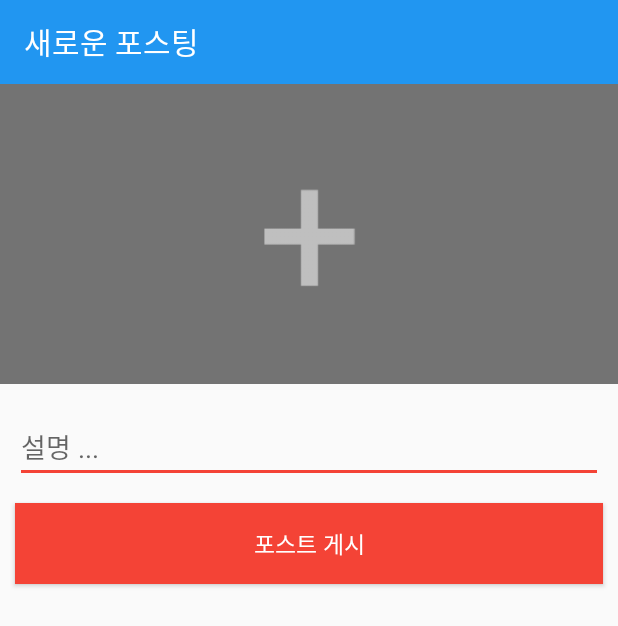
After one commit to Taein0910/photoBlog, an Android app: the NewPostActivity screen opened directly, with no data from a screen before it, on a phone screen of 412 x 824 dp. The commit adds this screen. Shown: the top 626 px of the screen. Run offline under Robolectric (Android 15) with nearby library versions, the phone set to English and light mode, and no system bars.

Commit message:
part8End_ImageUploadErrorNeedFix

```diff
--- /dev/null
+++ b/app/src/main/java/com/icecream/photoblog/NewPostActivity.java
@@ -0,0 +1,21 @@
+package com.icecream.photoblog;
+
+import androidx.appcompat.app.AppCompatActivity;
+import androidx.appcompat.widget.Toolbar;
+
+import android.os.Bundle;
+
+public class NewPostActivity extends AppCompatActivity {
+
+    private Toolbar newPostToolbar;
+
+    @Override
+    protected void onCreate(Bundle savedInstanceState) {
+        super.onCreate(savedInstanceState);
+        setContentView(R.layout.activity_new_post);
+
+        newPostToolbar = findViewById(R.id.new_post_toolbar);
+        setSupportActionBar(newPostToolbar);
+        getSupportActionBar().setTitle("새로운 포스팅");
+    }
+}
--- a/app/src/main/java/com/icecream/photoblog/SetupActivity.java
+++ b/app/src/main/java/com/icecream/photoblog/SetupActivity.java
@@ -131,8 +131,8 @@ public class SetupActivity extends AppCompatActivity {
                     }
 
                 } else {
-
-                    storeFirestore(null, user_name);
+                    String default_uri = "https://images-eu.ssl-images-amazon.com/images/I/21cajMvmjVL.png";
+                    storeFirestore(Uri.parse(default_uri), user_name);
                 }
                    }
                 });
--- /dev/null
+++ b/app/src/main/res/drawable/action_add.xml
@@ -0,0 +1,5 @@
+<vector android:height="24dp" android:tint="#FFFFFF"
+    android:viewportHeight="24.0" android:viewportWidth="24.0"
+    android:width="24dp" xmlns:android="http://schemas.android.com/apk/res/android">
+    <path android:fillColor="#FF000000" android:pathData="M19,13h-6v6h-2v-6H5v-2h6V5h2v6h6v2z"/>
+</vector>
--- /dev/null
+++ b/app/src/main/res/layout/activity_new_post.xml
@@ -0,0 +1,59 @@
+<?xml version="1.0" encoding="utf-8"?>
+<androidx.constraintlayout.widget.ConstraintLayout xmlns:android="http://schemas.android.com/apk/res/android"
+    xmlns:app="http://schemas.android.com/apk/res-auto"
+    xmlns:tools="http://schemas.android.com/tools"
+    android:layout_width="match_parent"
+    android:layout_height="match_parent"
+    tools:context=".NewPostActivity">
+
+    <androidx.appcompat.widget.Toolbar
+        android:id="@+id/new_post_toolbar"
+        android:layout_width="0dp"
+        android:layout_height="wrap_content"
+        android:background="@color/colorPrimary"
+        android:theme="@style/ThemeOverlay.AppCompat.Dark.ActionBar"
+        app:layout_constraintEnd_toEndOf="parent"
+        app:layout_constraintStart_toStartOf="parent"
+        app:layout_constraintTop_toTopOf="parent" />
+
+    <ImageView
+        android:id="@+id/new_post_image"
+        android:layout_width="match_parent"
+        android:layout_height="200dp"
+        android:scaleType="centerCrop"
+        app:layout_constraintStart_toStartOf="@+id/new_post_toolbar"
+        app:layout_constraintTop_toBottomOf="@+id/new_post_toolbar"
+        app:srcCompat="@drawable/post_placeholder" />
+
+    <EditText
+        android:id="@+id/editText"
+        android:layout_width="match_parent"
+        android:layout_height="wrap_content"
+        android:layout_marginTop="18dp"
+        android:ems="10"
+        android:gravity="start|top"
+        android:hint="설명 ..."
+        android:layout_marginLeft="10dp"
+        android:layout_marginRight="10dp"
+        android:inputType="textMultiLine"
+        app:layout_constraintEnd_toEndOf="parent"
+        app:layout_constraintStart_toStartOf="parent"
+        app:layout_constraintTop_toBottomOf="@+id/new_post_image" />
+
+    <Button
+        android:id="@+id/post_btn"
+        android:layout_width="0dp"
+        android:layout_height="wrap_content"
+        android:layout_marginTop="13dp"
+        android:layout_marginLeft="10dp"
+        android:layout_marginRight="10dp"
+        android:background="@color/colorAccent"
+        android:textColor="#fff"
+        android:text="포스트 게시"
+        android:textSize="15dp"
+        android:padding="15dp"
+        app:layout_constraintEnd_toEndOf="parent"
+        app:layout_constraintStart_toStartOf="parent"
+        app:layout_constraintTop_toBottomOf="@+id/editText" />
+
+</androidx.constraintlayout.widget.ConstraintLayout>
```
Also changed, not shown: app/src/main/AndroidManifest.xml (+6 -4 lines), app/src/main/java/com/icecream/photoblog/LoginActivity.java (+10 -1 lines), app/src/main/java/com/icecream/photoblog/MainActivity.java (+49 -1 lines), app/src/main/res/layout/activity_main.xml (+15 -2 lines), app/src/main/res/drawable/post_placeholder.png (added).
